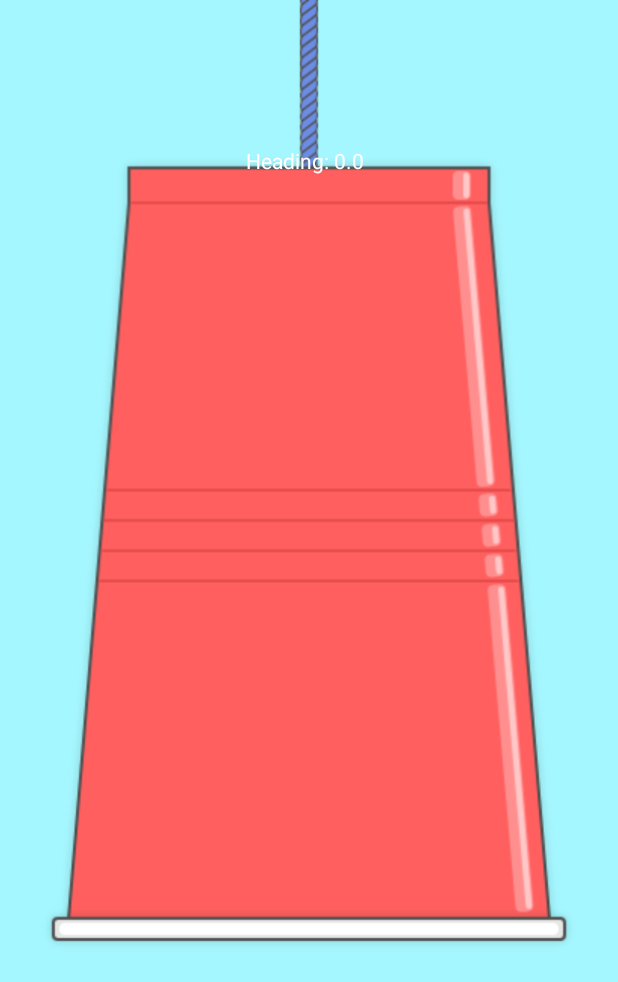
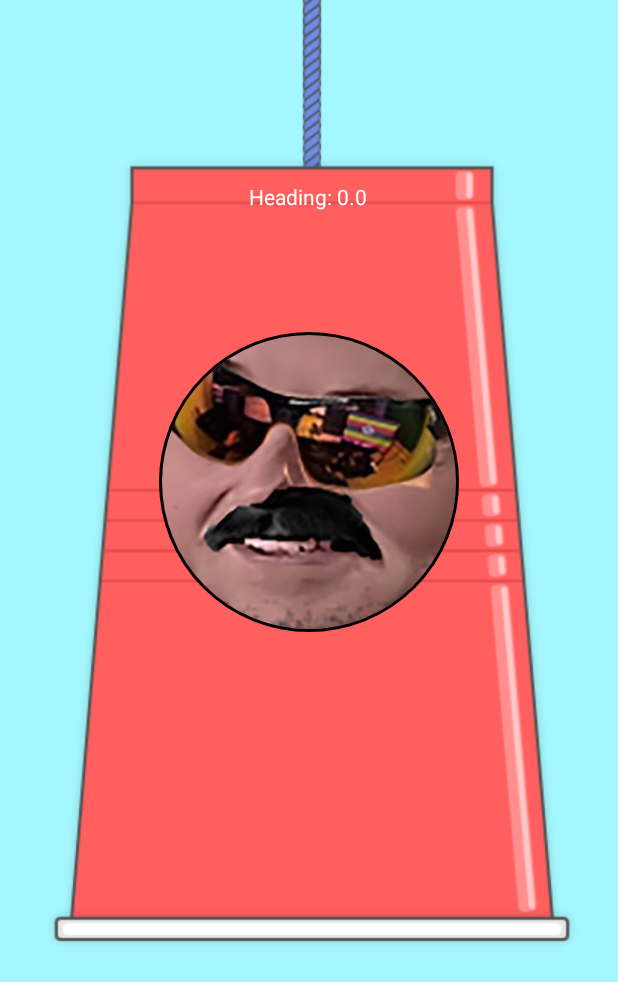
Before and after one commit to fernandobagtas/581-cup-on-a-string, an Android app: the screen it shows after launch (MainActivity), on a phone screen of 412 x 824 dp. Shown: the top 982 px of the screen. Run offline under Robolectric (Android 15) with nearby library versions, the phone set to English and light mode, and no system bars; our stand-ins replace CircleImageView.

Commit message:
changed avatar img to be circular

```diff
--- a/app/build.gradle
+++ b/app/build.gradle
@@ -26,4 +26,8 @@ dependencies {
     testImplementation 'junit:junit:4.12'
     androidTestImplementation 'androidx.test.ext:junit:1.1.0'
     androidTestImplementation 'androidx.test.espresso:espresso-core:3.1.1'
+    implementation 'androidx.cardview:cardview:1.0.0'
+
+    //for circle imageView
+    implementation 'de.hdodenhof:circleimageview:3.1.0'
 }
--- a/app/src/main/res/layout/activity_main.xml
+++ b/app/src/main/res/layout/activity_main.xml
@@ -16,9 +16,9 @@
         android:layout_alignParentEnd="true"
         android:layout_alignParentBottom="true"
         android:layout_centerInParent="true"
-        android:layout_marginStart="0dp"
+        android:layout_marginStart="2dp"
         android:layout_marginTop="0dp"
-        android:layout_marginEnd="0dp"
+        android:layout_marginEnd="-2dp"
         android:layout_marginBottom="118dp"
         android:src="@drawable/red_cup_down"
         tools:srcCompat="@drawable/red_cup_down" />
@@ -30,20 +30,27 @@
         android:layout_alignParentStart="true"
         android:layout_alignParentTop="true"
         android:layout_centerHorizontal="true"
-        android:layout_marginStart="164dp"
-        android:layout_marginTop="97dp"
+        android:layout_marginStart="166dp"
+        android:layout_marginTop="121dp"
         android:gravity="center"
         android:text="Heading: 0.0"
         android:textColor="#FFFFFF" />
 
-    <ImageView
-        android:id="@+id/imageView"
-        android:layout_width="180dp"
-        android:layout_height="180dp"
+
+    <de.hdodenhof.circleimageview.CircleImageView
+        android:id="@+id/avatar_image"
+        android:layout_width="200dp"
+        android:layout_height="200dp"
         android:layout_alignParentTop="true"
+        android:layout_alignParentEnd="true"
+        android:layout_alignParentRight="true"
         android:layout_centerHorizontal="true"
-        android:layout_marginTop="232dp"
-        tools:src="@tools:sample/backgrounds/scenic"
-        tools:srcCompat="@drawable/forsen_cd" />
+        android:layout_marginTop="221dp"
+        android:layout_marginEnd="106dp"
+        android:layout_marginRight="106dp"
+        android:src="@drawable/forsen_cd"
+        app:civ_border_color="#FF000000"
+        app:civ_border_width="2dp" />
+
 
 </RelativeLayout>
--- a/build.gradle
+++ b/build.gradle
@@ -19,6 +19,7 @@ allprojects {
         google()
         jcenter()
 
+        //for circleView
     }
 }
 
```
